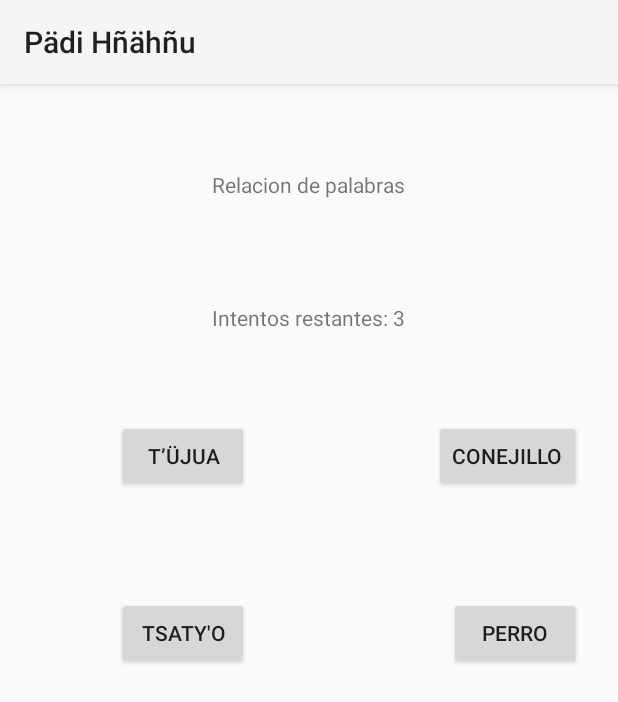
After one commit to EdwinC01/RepoHnahnu10A, an Android app: the RelationWordsActivity screen opened directly, with no data from a screen before it, on a phone screen of 412 x 824 dp. The commit adds this screen. Shown: the top 702 px of the screen. Run offline under Robolectric (Android 15) with nearby library versions, the phone set to English and light mode, and no system bars.

Commit message:
Pantalla del juego relaciones de palabras

```diff
--- a/app/src/main/java/com/example/pdihhu/MainActivity.java
+++ b/app/src/main/java/com/example/pdihhu/MainActivity.java
@@ -29,5 +29,9 @@ public class MainActivity extends AppCompatActivity {
         Act4 = findViewById(R.id.btnAct4);
         Act4.setOnClickListener(v -> startActivity(new Intent(getApplicationContext(), SaludosActivity.class)));
 
+        Act5 = findViewById(R.id.btnAct5);
+        Act5.setOnClickListener(v -> startActivity(new Intent(getApplicationContext(), RelationWordsActivity.class)));
+
+
     }
 }
--- /dev/null
+++ b/app/src/main/java/com/example/pdihhu/RelationWordsActivity.java
@@ -0,0 +1,154 @@
+package com.example.pdihhu;
+
+
+import android.graphics.Color;
+import android.os.Bundle;
+import android.os.Handler;
+import android.view.View;
+import android.view.animation.CycleInterpolator;
+import android.widget.Button;
+import android.widget.TextView;
+import androidx.appcompat.app.AppCompatActivity;
+import java.util.ArrayList;
+import java.util.List;
+import android.view.animation.Animation;
+import android.view.animation.RotateAnimation;
+import android.view.animation.TranslateAnimation;
+
+
+public class RelationWordsActivity extends AppCompatActivity {
+
+    private List<Button> buttons = new ArrayList<>();
+    private List<Button> selectedButtons = new ArrayList<>();
+    private boolean[] isButtonClicked;
+
+    private Handler handler = new Handler();
+
+    private int pairCounter = 0; // Contador de pares seleccionados
+    private int attempts = 3; // Límite de 3 intentos
+    private TextView attemptsTextView;
+
+    @Override
+    protected void onCreate(Bundle savedInstanceState) {
+        super.onCreate(savedInstanceState);
+        setContentView(R.layout.activity_relation_words);
+
+
+        buttons.add((Button) findViewById(R.id.button));
+        buttons.add((Button) findViewById(R.id.button2));
+        buttons.add((Button) findViewById(R.id.button3));
+        buttons.add((Button) findViewById(R.id.button4));
+
+
+        String[] valores = {"Ejemplo1", "Ejemplo2", "Ejemplo3", "Ejemplo1"};
+
+        // Inicializa el array de  clics
+        isButtonClicked = new boolean[buttons.size()];
+
+        for (int i = 0; i < buttons.size(); i++) {
+            final Button button = buttons.get(i);
+            final String valor = valores[i];
+
+            button.setTag(valor);
+            button.setOnClickListener(new View.OnClickListener() {
+                @Override
+                public void onClick(View v) {
+                    if (pairCounter < 2 && !isButtonClicked[buttons.indexOf(button)]) {
+                        // Selecciona el botón y marcarlo en verde
+                        selectedButtons.add(button);
+                        button.setBackgroundColor(Color.GREEN);
+                        isButtonClicked[buttons.indexOf(button)] = true;
+                        pairCounter++;
+
+                        if (pairCounter == 2) {
+                            checkAndChangeColors();
+                        }
+                    }
+                }
+            });
+        }
+
+        // Vincula el TextView del contador de intentos
+        attemptsTextView = findViewById(R.id.attemptsTextView);
+    }
+    private void animateShake(final Button button) {
+        float delta = 10; // Ajusta la amplitud del movimiento
+        long duration = 200; // Ajusta la duración del movimiento
+
+        TranslateAnimation shake = new TranslateAnimation(0, delta, 0, 0);
+        shake.setDuration(duration);
+        shake.setInterpolator(new CycleInterpolator(5)); // Ajusta el número de ciclos de agitación
+
+        button.startAnimation(shake);
+    }
+
+    private void checkAndChangeColors() {
+        if (pairCounter == 2) {
+            Button button1 = selectedButtons.get(0);
+            Button button2 = selectedButtons.get(1);
+
+            String valorBoton1 = button1.getTag().toString();
+            String valorBoton2 = button2.getTag().toString();
+
+            if (valorBoton1.equals(valorBoton2)) {
+                // Si los botones son iguales, marcar en verde y ocultarlos después de 1 segundo
+                button1.setBackgroundColor(Color.GREEN);
+                button2.setBackgroundColor(Color.GREEN);
+                handler.postDelayed(new Runnable() {
+                    @Override
+                    public void run() {
+                        button1.setVisibility(View.GONE);
+                        button2.setVisibility(View.GONE);
+                        pairCounter = 0; // Reinicia contador de pares
+                        selectedButtons.clear(); // Limpia lista de botones seleccionados
+                    }
+                }, 1000);
+            } else {
+                button2.setBackgroundColor(Color.RED);
+                button1.setBackgroundColor(Color.RED);
+                // Agrega animación de agitación a los botones no iguales
+                animateShake(button1);
+                animateShake(button2);
+
+                handler.postDelayed(new Runnable() {
+                    @Override
+                    public void run() {
+                        resetColors();
+                    }
+                }, 1000);
+
+                // Decrementa el número de intentos y verificar si se ha alcanzado el límite
+                attempts--;
+
+                if (attempts == 0) {
+
+                    // Si se agotan los intentos, reiniciar todo
+                    resetGame();
+                }
+            }
+
+            // Actualiza el contador de intentos
+            attemptsTextView.setText("Intentos restantes: " + attempts);
+        }
+    }
+
+    private void resetColors() {
+        for (Button button : buttons) {
+            button.setBackgroundColor(Color.TRANSPARENT);
+        }
+        for (int i = 0; i < isButtonClicked.length; i++) {
+            isButtonClicked[i] = false;
+        }
+        pairCounter = 0; // Reinicia contador de pares
+        selectedButtons.clear(); // Limpia lista de botones seleccionados
+    }
+
+    private void resetGame() {
+        for (Button button : buttons) {
+            button.setVisibility(View.VISIBLE);
+        }
+        resetColors();
+        attempts = 3; // Restablece el número de intentos
+        attemptsTextView.setText("Intentos restantes: " + attempts);
+    }
+}
--- /dev/null
+++ b/app/src/main/res/layout/activity_relation_words.xml
@@ -0,0 +1,86 @@
+<?xml version="1.0" encoding="utf-8"?>
+<androidx.constraintlayout.widget.ConstraintLayout xmlns:android="http://schemas.android.com/apk/res/android"
+    xmlns:app="http://schemas.android.com/apk/res-auto"
+    xmlns:tools="http://schemas.android.com/tools"
+    android:layout_width="match_parent"
+    android:layout_height="match_parent"
+    android:orientation="vertical"
+    tools:context=".RelationWordsActivity">
+
+    <TextView
+        android:id="@+id/attemptsTextView"
+        android:layout_width="wrap_content"
+        android:layout_height="wrap_content"
+        android:text="Intentos restantes: 3"
+        app:layout_constraintBottom_toBottomOf="parent"
+        app:layout_constraintEnd_toEndOf="parent"
+        app:layout_constraintHorizontal_bias="0.498"
+        app:layout_constraintStart_toStartOf="parent"
+        app:layout_constraintTop_toTopOf="parent"
+        app:layout_constraintVertical_bias="0.195" />
+
+    <TextView
+        android:id="@+id/textView"
+        android:layout_width="wrap_content"
+        android:layout_height="wrap_content"
+        android:text="Relacion de palabras"
+        app:layout_constraintBottom_toBottomOf="parent"
+        app:layout_constraintEnd_toEndOf="parent"
+        app:layout_constraintHorizontal_bias="0.498"
+        app:layout_constraintStart_toStartOf="parent"
+        app:layout_constraintTop_toTopOf="parent"
+        app:layout_constraintVertical_bias="0.077" />
+
+    <Button
+        android:id="@+id/button"
+        android:layout_width="wrap_content"
+        android:layout_height="wrap_content"
+        android:text="tsaty'o"
+        app:layout_constraintBottom_toBottomOf="parent"
+        app:layout_constraintEnd_toEndOf="parent"
+        app:layout_constraintHorizontal_bias="0.241"
+        app:layout_constraintStart_toStartOf="parent"
+        app:layout_constraintTop_toTopOf="parent"
+        app:layout_constraintVertical_bias="0.475" />
+
+    <Button
+        android:id="@+id/button2"
+        android:layout_width="wrap_content"
+        android:layout_height="wrap_content"
+        android:text="conejillo"
+        app:layout_constraintBottom_toBottomOf="parent"
+        app:layout_constraintEnd_toEndOf="parent"
+        app:layout_constraintHorizontal_bias="0.922"
+        app:layout_constraintStart_toStartOf="parent"
+        app:layout_constraintTop_toTopOf="parent"
+        app:layout_constraintVertical_bias="0.311" />
+
+    <Button
+        android:id="@+id/button3"
+        android:layout_width="wrap_content"
+        android:layout_height="wrap_content"
+        android:text="t’üjua"
+        app:layout_constraintBottom_toBottomOf="parent"
+        app:layout_constraintEnd_toEndOf="parent"
+        app:layout_constraintHorizontal_bias="0.241"
+        app:layout_constraintStart_toStartOf="parent"
+        app:layout_constraintTop_toTopOf="parent"
+        app:layout_constraintVertical_bias="0.311" />
+
+
+
+    <Button
+        android:id="@+id/button4"
+        android:layout_width="wrap_content"
+        android:layout_height="wrap_content"
+        android:text="Perro"
+        app:layout_constraintBottom_toBottomOf="parent"
+        app:layout_constraintEnd_toEndOf="parent"
+        app:layout_constraintHorizontal_bias="0.924"
+        app:layout_constraintStart_toStartOf="parent"
+        app:layout_constraintTop_toTopOf="parent"
+        app:layout_constraintVertical_bias="0.475" />
+
+
+
+</androidx.constraintlayout.widget.ConstraintLayout>
```
Also changed, not shown: app/src/main/AndroidManifest.xml (+7 -0 lines), app/src/main/res/layout/activity_main.xml (+14 -2 lines).
